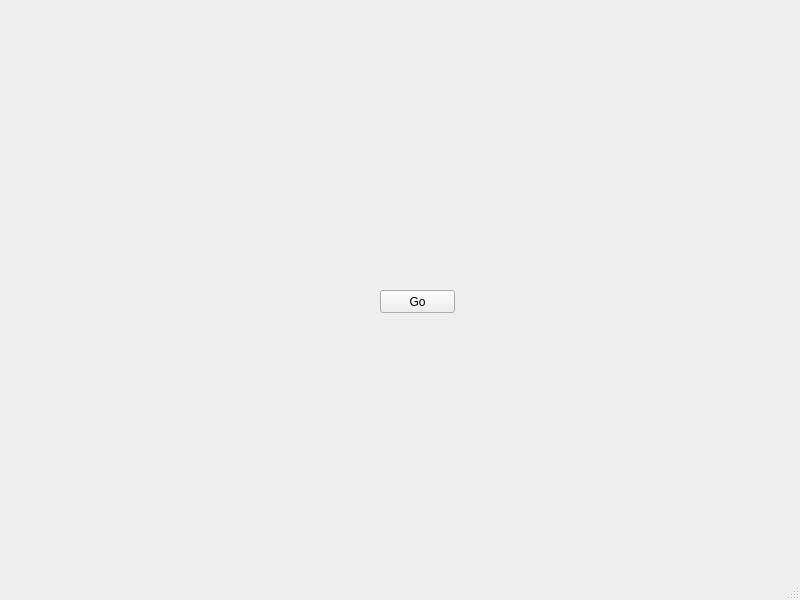
First picture: the form in frontend/gnss_planner_dialog_base.ui, repository FabianRuefenacht/GNSS_Planner, before the edit.
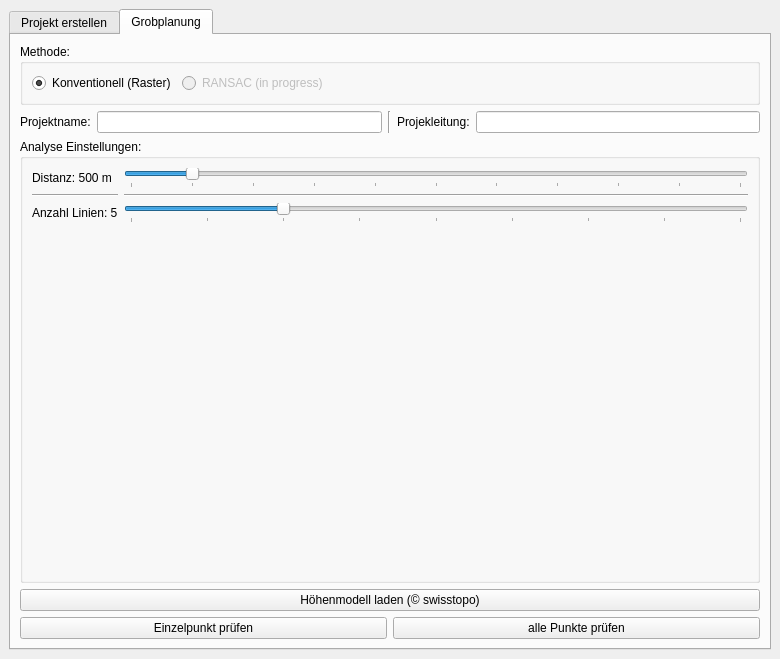
Second picture: the form after the edit. The open tabs and pages were chosen to show the change.

Patch:
```diff
--- a/frontend/gnss_planner_dialog_base.ui
+++ b/frontend/gnss_planner_dialog_base.ui
@@ -6,39 +6,319 @@
    <rect>
     <x>0</x>
     <y>0</y>
-    <width>800</width>
-    <height>600</height>
+    <width>780</width>
+    <height>659</height>
    </rect>
   </property>
   <property name="windowTitle">
    <string>MainWindow</string>
   </property>
   <widget class="QWidget" name="centralwidget">
-   <widget class="QPushButton" name="Test">
-    <property name="geometry">
-     <rect>
-      <x>380</x>
-      <y>290</y>
-      <width>75</width>
-      <height>23</height>
-     </rect>
-    </property>
-    <property name="text">
-     <string>Go</string>
-    </property>
-   </widget>
+   <layout class="QGridLayout" name="gridLayout">
+    <item row="0" column="0">
+     <layout class="QHBoxLayout" name="horizontalLayout">
+      <item>
+       <widget class="QTabWidget" name="tabWidget">
+        <property name="currentIndex">
+         <number>0</number>
+        </property>
+        <widget class="QWidget" name="tab">
+         <attribute name="title">
+          <string>Projekt erstellen</string>
+         </attribute>
+         <layout class="QGridLayout" name="gridLayout_2">
+          <item row="3" column="0">
+           <layout class="QGridLayout" name="gridLayout_3">
+            <item row="2" column="1">
+             <widget class="QLineEdit" name="lineEdit_2"/>
+            </item>
+            <item row="2" column="0">
+             <widget class="QPushButton" name="pushButton_2">
+              <property name="text">
+               <string>Punktdatei</string>
+              </property>
+             </widget>
+            </item>
+            <item row="0" column="1">
+             <widget class="QLineEdit" name="lineEdit"/>
+            </item>
+            <item row="0" column="0">
+             <widget class="QPushButton" name="pushButton">
+              <property name="text">
+               <string>Projekt öffnen</string>
+              </property>
+             </widget>
+            </item>
+            <item row="1" column="0">
+             <widget class="Line" name="line_4">
+              <property name="orientation">
+               <enum>Qt::Horizontal</enum>
+              </property>
+             </widget>
+            </item>
+            <item row="1" column="1">
+             <widget class="Line" name="line_5">
+              <property name="orientation">
+               <enum>Qt::Horizontal</enum>
+              </property>
+             </widget>
+            </item>
+           </layout>
+          </item>
+          <item row="4" column="0">
+           <widget class="QTreeWidget" name="treeWidget">
+            <column>
+             <property name="text">
+              <string>Punktnummer</string>
+             </property>
+            </column>
+            <column>
+             <property name="text">
+              <string>Ostkoordinate</string>
+             </property>
+            </column>
+            <column>
+             <property name="text">
+              <string>Nordkoordinate</string>
+             </property>
+            </column>
+            <column>
+             <property name="text">
+              <string>Höhe</string>
+             </property>
+            </column>
+           </widget>
+          </item>
+         </layout>
+        </widget>
+        <widget class="QWidget" name="tab_2">
+         <attribute name="title">
+          <string>Grobplanung</string>
+         </attribute>
+         <layout class="QVBoxLayout" name="verticalLayout_2">
+          <item>
+           <widget class="QGroupBox" name="groupBox">
+            <property name="title">
+             <string>Methode:</string>
+            </property>
+            <layout class="QHBoxLayout" name="horizontalLayout_2">
+             <item>
+              <widget class="QRadioButton" name="radioButton_2">
+               <property name="text">
+                <string>Konventionell (Raster)</string>
+               </property>
+               <property name="checked">
+                <bool>true</bool>
+               </property>
+              </widget>
+             </item>
+             <item>
+              <widget class="QRadioButton" name="radioButton">
+               <property name="enabled">
+                <bool>false</bool>
+               </property>
+               <property name="text">
+                <string>RANSAC (in progress)</string>
+               </property>
+               <property name="checked">
+                <bool>false</bool>
+               </property>
+              </widget>
+             </item>
+             <item>
+              <spacer name="horizontalSpacer">
+               <property name="orientation">
+                <enum>Qt::Horizontal</enum>
+               </property>
+               <property name="sizeHint" stdset="0">
+                <size>
+                 <width>40</width>
+                 <height>20</height>
+                </size>
+               </property>
+              </spacer>
+             </item>
+            </layout>
+           </widget>
+          </item>
+          <item>
+           <layout class="QHBoxLayout" name="horizontalLayout_4">
+            <item>
+             <widget class="QLabel" name="label">
+              <property name="text">
+               <string>Projektname:</string>
+              </property>
+             </widget>
+            </item>
+            <item>
+             <widget class="QLineEdit" name="lineEdit_3"/>
+            </item>
+            <item>
+             <widget class="Line" name="line">
+              <property name="orientation">
+               <enum>Qt::Vertical</enum>
+              </property>
+             </widget>
+            </item>
+            <item>
+             <widget class="QLabel" name="label_2">
+              <property name="text">
+               <string>Projekleitung:</string>
+              </property>
+             </widget>
+            </item>
+            <item>
+             <widget class="QLineEdit" name="lineEdit_4"/>
+            </item>
+           </layout>
+          </item>
+          <item>
+           <layout class="QHBoxLayout" name="horizontalLayout_5">
+            <item>
+             <widget class="QGroupBox" name="groupBox_2">
+              <property name="title">
+               <string>Analyse Einstellungen:</string>
+              </property>
+              <layout class="QGridLayout" name="gridLayout_4">
+               <item row="0" column="0">
+                <widget class="QLabel" name="label_3">
+                 <property name="text">
+                  <string>Distanz: 500 m</string>
+                 </property>
+                </widget>
+               </item>
+               <item row="0" column="1">
+                <widget class="QSlider" name="horizontalSlider">
+                 <property name="minimum">
+                  <number>0</number>
+                 </property>
+                 <property name="maximum">
+                  <number>5000</number>
+                 </property>
+                 <property name="singleStep">
+                  <number>100</number>
+                 </property>
+                 <property name="pageStep">
+                  <number>1000</number>
+                 </property>
+                 <property name="value">
+                  <number>500</number>
+                 </property>
+                 <property name="orientation">
+                  <enum>Qt::Horizontal</enum>
+                 </property>
+                 <property name="tickPosition">
+                  <enum>QSlider::TicksBelow</enum>
+                 </property>
+                 <property name="tickInterval">
+                  <number>500</number>
+                 </property>
+                </widget>
+               </item>
+               <item row="2" column="1">
+                <widget class="QSlider" name="horizontalSlider_2">
+                 <property name="minimum">
+                  <number>0</number>
+                 </property>
+                 <property name="maximum">
+                  <number>80</number>
+                 </property>
+                 <property name="pageStep">
+                  <number>5</number>
+                 </property>
+                 <property name="value">
+                  <number>20</number>
+                 </property>
+                 <property name="orientation">
+                  <enum>Qt::Horizontal</enum>
+                 </property>
+                 <property name="tickPosition">
+                  <enum>QSlider::TicksBelow</enum>
+                 </property>
+                 <property name="tickInterval">
+                  <number>10</number>
+                 </property>
+                </widget>
+               </item>
+               <item row="3" column="1">
+                <widget class="QLabel" name="label_5">
+                 <property name="text">
+                  <string/>
+                 </property>
+                </widget>
+               </item>
+               <item row="2" column="0">
+                <widget class="QLabel" name="label_4">
+                 <property name="text">
+                  <string>Anzahl Linien: 5</string>
+                 </property>
+                </widget>
+               </item>
+               <item row="1" column="1">
+                <widget class="Line" name="line_2">
+                 <property name="orientation">
+                  <enum>Qt::Horizontal</enum>
+                 </property>
+                </widget>
+               </item>
+               <item row="1" column="0">
+                <widget class="Line" name="line_3">
+                 <property name="orientation">
+                  <enum>Qt::Horizontal</enum>
+                 </property>
+                </widget>
+               </item>
+               <item row="3" column="0">
+                <spacer name="verticalSpacer">
+                 <property name="orientation">
+                  <enum>Qt::Vertical</enum>
+                 </property>
+                 <property name="sizeHint" stdset="0">
+                  <size>
+                   <width>20</width>
+                   <height>40</height>
+                  </size>
+                 </property>
+                </spacer>
+               </item>
+              </layout>
+             </widget>
+            </item>
+           </layout>
+          </item>
+          <item>
+           <widget class="QPushButton" name="pushButton_3">
+            <property name="text">
+             <string>Höhenmodell laden (© swisstopo)</string>
+            </property>
+           </widget>
+          </item>
+          <item>
+           <layout class="QHBoxLayout" name="horizontalLayout_3">
+            <item>
+             <widget class="QPushButton" name="pushButton_4">
+              <property name="text">
+               <string>Einzelpunkt prüfen</string>
+              </property>
+             </widget>
+            </item>
+            <item>
+             <widget class="QPushButton" name="pushButton_5">
+              <property name="text">
+               <string>alle Punkte prüfen</string>
+              </property>
+             </widget>
+            </item>
+           </layout>
+          </item>
+         </layout>
+        </widget>
+       </widget>
+      </item>
+     </layout>
+    </item>
+   </layout>
   </widget>
-  <widget class="QMenuBar" name="menubar">
-   <property name="geometry">
-    <rect>
-     <x>0</x>
-     <y>0</y>
-     <width>800</width>
-     <height>22</height>
-    </rect>
-   </property>
-  </widget>
-  <widget class="QStatusBar" name="statusbar"/>
  </widget>
  <resources/>
  <connections/>
```
